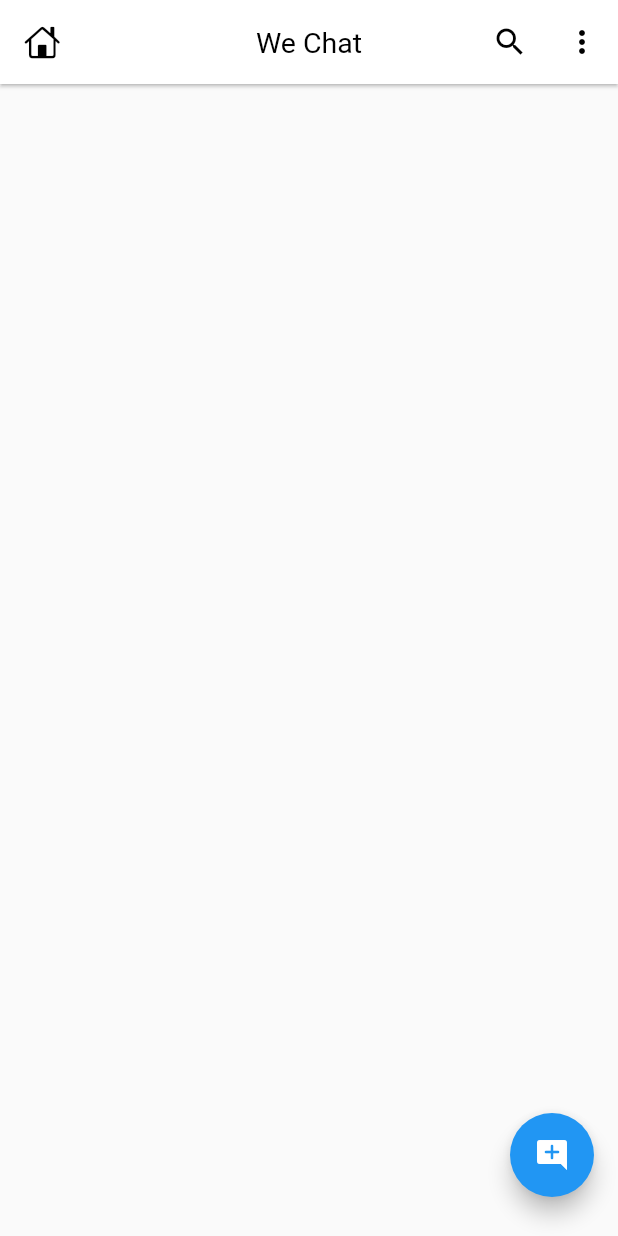
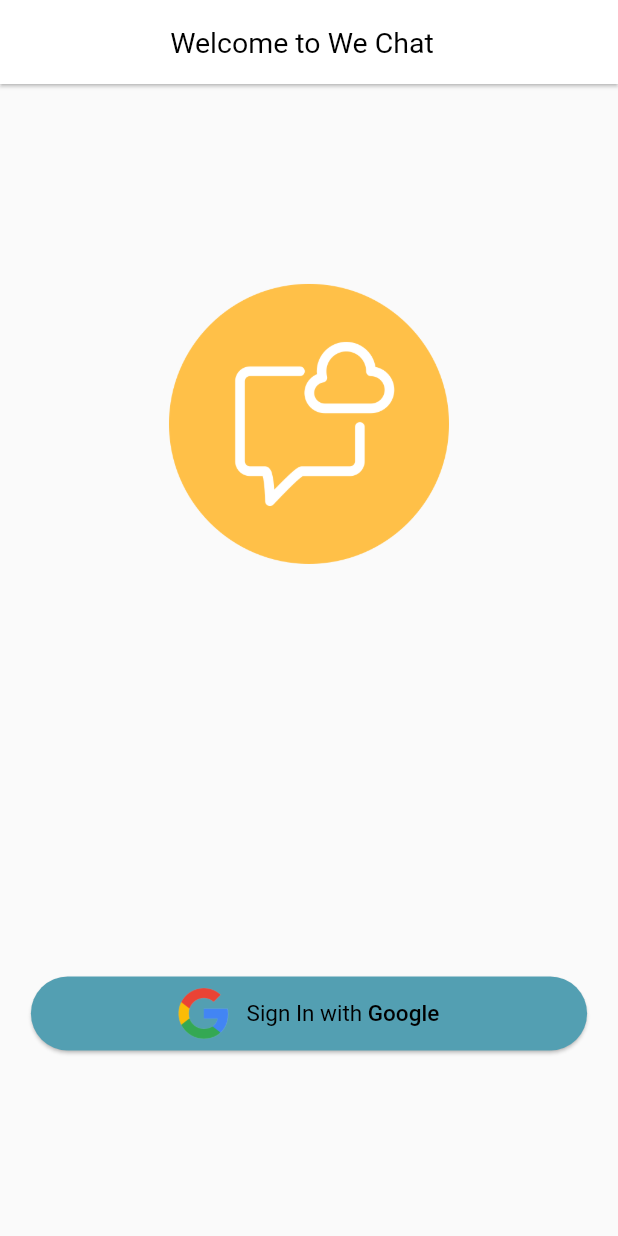
Before and after one commit to thenumanahmed/Chat_App, a Flutter app: the screen it shows after launch, on a phone screen of 412 x 824 dp. Run offline on Flutter 3.47's test engine with Material 2 defaults, Android fonts, the phone set to English and light mode, and no system bars.

Commit message:
login screen ui created

```diff
--- a/lib/main.dart
+++ b/lib/main.dart
@@ -1,6 +1,10 @@
+import 'package:chat_app/screens/auth/login_screen.dart';
 import 'package:flutter/material.dart';
 
 import 'screens/home_screen.dart';
+
+// global object for accessing device screen size
+late Size mq;
 
 void main() {
   runApp(const MyApp());
@@ -26,7 +30,7 @@
         ),
         backgroundColor: Colors.white,
       )),
-      home: const HomeScreen(),
+      home: const LoginScreen(),
     );
   }
 }
--- /dev/null
+++ b/lib/screens/auth/login_screen.dart
@@ -0,0 +1,83 @@
+import 'package:chat_app/screens/home_screen.dart';
+import 'package:flutter/cupertino.dart';
+import 'package:flutter/material.dart';
+
+import '../../main.dart';
+
+class LoginScreen extends StatefulWidget {
+  const LoginScreen({super.key});
+
+  @override
+  State<LoginScreen> createState() => _LoginScreenState();
+}
+
+class _LoginScreenState extends State<LoginScreen> {
+  bool _isAnimate = false;
+  @override
+  void initState() {
+    super.initState();
+    Future.delayed(
+        const Duration(
+          milliseconds: 500,
+        ), () {
+      setState(() {
+        _isAnimate = true;
+      });
+    });
+  }
+
+  @override
+  Widget build(BuildContext context) {
+    mq = MediaQuery.of(context).size;
+
+    return Scaffold(
+      //app bar
+      appBar: AppBar(
+        title: const Text('Welcome to We Chat  '),
+      ),
+
+      body: Stack(children: [
+        AnimatedPositioned(
+          top: mq.height * 0.15,
+          right: _isAnimate ? mq.width * 0.25 : -mq.width * 0.5,
+          width: mq.width * 0.5,
+          duration: const Duration(seconds: 1),
+          child: Image.asset('images/icon.png'),
+        ),
+        Positioned(
+          bottom: mq.height * 0.15,
+          left: mq.width * 0.05,
+          width: mq.width * 0.9,
+          height: mq.height * 0.06,
+          child: ElevatedButton.icon(
+            style: ElevatedButton.styleFrom(
+              backgroundColor: Color.fromARGB(255, 83, 159, 178),
+              shape: const StadiumBorder(),
+              elevation: 1,
+            ),
+            onPressed: () {
+              Navigator.pushReplacement(context,
+                  MaterialPageRoute(builder: (_) => const HomeScreen()));
+            },
+            icon: Image.asset(
+              'images/google.png',
+              height: mq.height * 0.05,
+            ),
+            label: RichText(
+              text: const TextSpan(
+                style: TextStyle(color: Colors.black, fontSize: 15),
+                children: [
+                  TextSpan(text: 'Sign In with '),
+                  TextSpan(
+                    text: 'Google',
+                    style: TextStyle(fontWeight: FontWeight.w500),
+                  ),
+                ],
+              ),
+            ),
+          ),
+        )
+      ]),
+    );
+  }
+}
```
Also changed, not shown: images/google.png (added).
